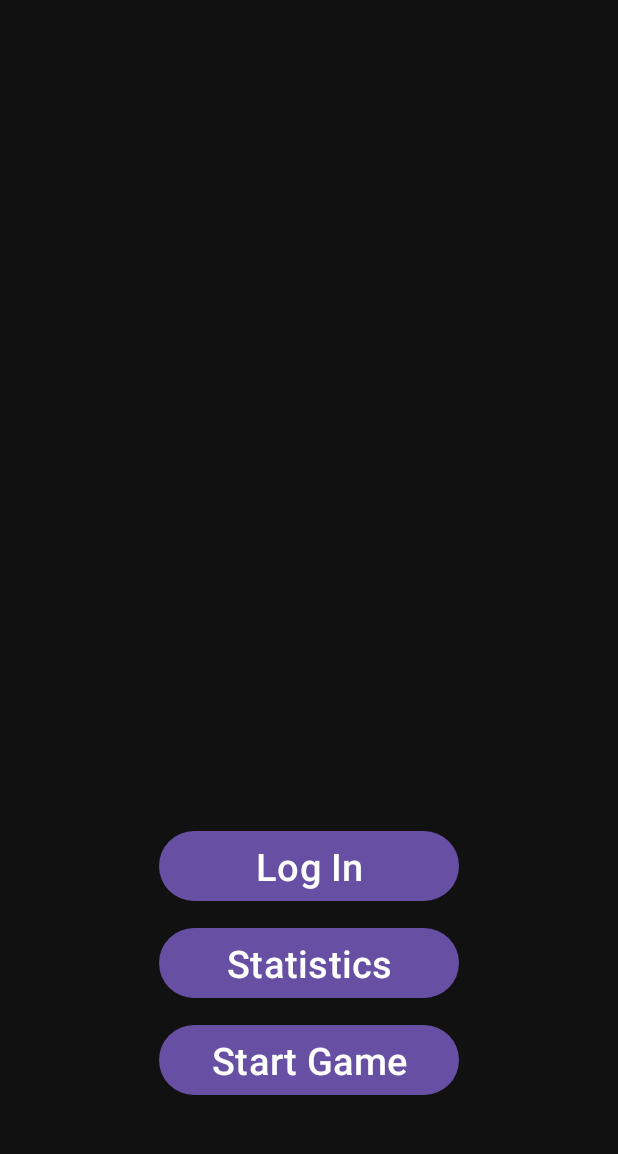
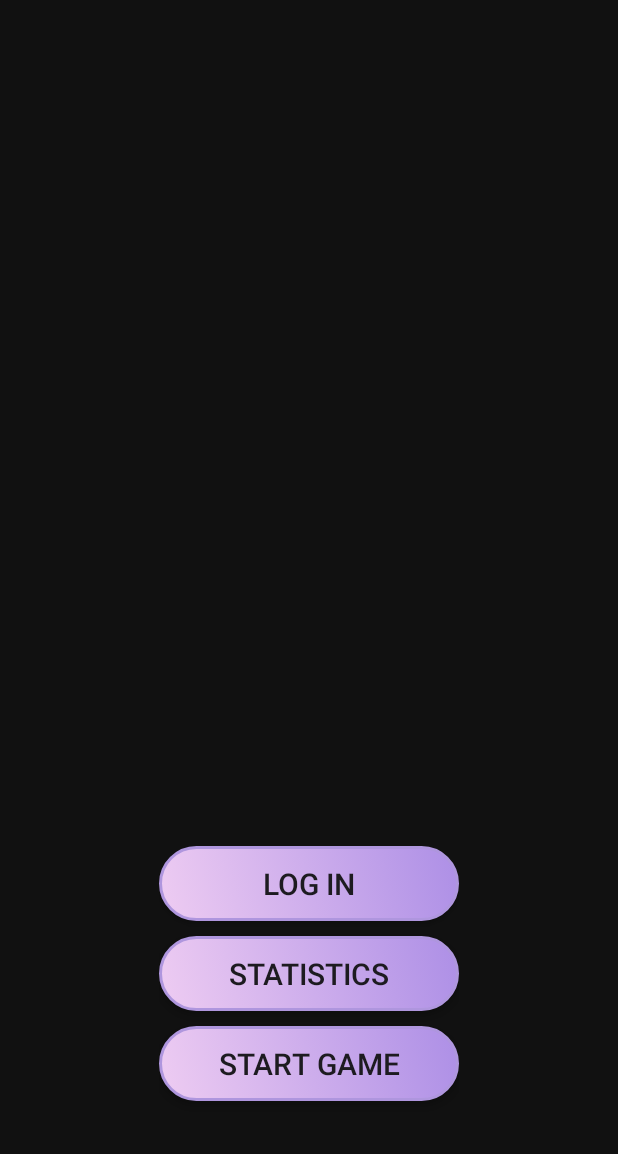
Before and after one commit to GilStein1/RubiksCube, an Android app: the screen it shows after launch (MainActivity), on a phone screen of 412 x 824 dp, the part 82-1236 px from its top. Run offline under Robolectric (Android 15) with nearby library versions, the phone set to English and light mode, and no system bars; our stand-ins replace Firebase (no records; nobody signed in at launch, a user with empty details on screens opened directly).

Commit message:
redesigned the buttons

```diff
--- a/app/src/main/java/com/example/my3dproject/activities/MainActivity.java
+++ b/app/src/main/java/com/example/my3dproject/activities/MainActivity.java
@@ -82,7 +82,7 @@ public class MainActivity extends AppCompatActivity {
 		logInDialog = new Dialog(this);
 		logInDialog.setContentView(R.layout.login_dialog);
 		logInDialog.setTitle("Log In");
-		logInDialog.setCancelable(false);
+		logInDialog.setCancelable(true);
 		etEmail = logInDialog.findViewById(R.id.etEmail);
 		etPassword = logInDialog.findViewById(R.id.etPassword);
 		tvSignUp = logInDialog.findViewById(R.id.tvSignUp);
--- /dev/null
+++ b/app/src/main/res/drawable-night/cube_button.xml
@@ -0,0 +1,22 @@
+<selector xmlns:android="http://schemas.android.com/apk/res/android">
+    <!-- Pressed state -->
+    <item android:state_pressed="true">
+        <shape android:shape="rectangle">
+            <solid android:color="#424242"/> <!-- Darker gray for press effect -->
+            <corners android:radius="25dp"/>
+            <stroke android:width="2dp" android:color="#616161"/> <!-- Lighter gray border -->
+        </shape>
+    </item>
+
+    <!-- Default state -->
+    <item>
+        <shape android:shape="rectangle">
+            <gradient
+                android:startColor="#333333"
+                android:endColor="#111111"
+                android:angle="45"/>
+            <corners android:radius="25dp"/>
+            <stroke android:width="2dp" android:color="#888888"/>
+        </shape>
+    </item>
+</selector>
--- /dev/null
+++ b/app/src/main/res/drawable/cube_button.xml
@@ -0,0 +1,23 @@
+<selector xmlns:android="http://schemas.android.com/apk/res/android">
+    <!-- Pressed state -->
+    <item android:state_pressed="true">
+        <shape android:shape="rectangle">
+            <gradient android:startColor="#B388FF"/>  <!-- Lighter purple -->
+            <gradient android:endColor="#7C4DFF"/>    <!-- Rich purple -->
+            <gradient android:angle="45"/>
+            <corners android:radius="25dp"/>
+            <stroke android:width="2dp" android:color="#9575CD"/> <!-- Border -->
+        </shape>
+    </item>
+
+    <!-- Default state -->
+    <item>
+        <shape android:shape="rectangle">
+            <gradient android:startColor="#EECCF2"/>  <!-- Soft pastel lavender -->
+            <gradient android:endColor="#AD8FE6"/>    <!-- Gentle purple-gray -->
+            <gradient android:angle="45"/>
+            <corners android:radius="25dp"/>
+            <stroke android:width="2dp" android:color="#AF96DE"/>
+        </shape>
+    </item>
+</selector>
--- /dev/null
+++ b/app/src/main/res/drawable/rounded_button.xml
@@ -0,0 +1,5 @@
+<shape xmlns:android="http://schemas.android.com/apk/res/android"
+    android:shape="rectangle">
+    <solid android:color="#6200EE"/>
+    <corners android:radius="24dp"/>
+</shape>
--- a/app/src/main/res/layout/activity_game_activities.xml
+++ b/app/src/main/res/layout/activity_game_activities.xml
@@ -76,10 +76,13 @@
             app:layout_constraintStart_toStartOf="parent"
             app:layout_constraintEnd_toEndOf="parent">
 
-            <Button
+            <androidx.appcompat.widget.AppCompatButton
                 android:id="@+id/btnShuffle"
                 android:layout_width="wrap_content"
                 android:layout_height="wrap_content"
+                android:textColor="?android:textColorPrimary"
+                android:background="@drawable/cube_button"
+                android:fontFamily="sans-serif-medium"
                 android:text="🎲 Shuffle" />
         </LinearLayout>
 
--- a/app/src/main/res/layout/activity_main.xml
+++ b/app/src/main/res/layout/activity_main.xml
@@ -43,31 +43,43 @@
             android:layout_gravity="bottom|center_horizontal"
             android:orientation="vertical">
 
-            <Button
+            <androidx.appcompat.widget.AppCompatButton
+                android:id="@+id/btnLogin"
                 android:layout_width="200dp"
-                android:layout_height="wrap_content"
+                android:layout_height="50dp"
                 android:layout_marginBottom="10dp"
                 android:layout_gravity="center"
                 android:text="Log In"
-                android:textSize="25sp"
+                android:textSize="20sp"
+                android:textColor="?android:textColorPrimary"
+                android:background="@drawable/cube_button"
+                android:fontFamily="sans-serif-medium"
                 android:onClick="logInByButton"/>
 
-            <Button
+            <androidx.appcompat.widget.AppCompatButton
+                android:id="@+id/btnStats"
                 android:layout_width="200dp"
-                android:layout_height="wrap_content"
+                android:layout_height="50dp"
                 android:layout_marginBottom="10dp"
                 android:layout_gravity="center"
                 android:text="Statistics"
-                android:textSize="25sp"
+                android:textSize="20sp"
+                android:textColor="?android:textColorPrimary"
+                android:background="@drawable/cube_button"
+                android:fontFamily="sans-serif-medium"
                 android:onClick="openStatsByButton"/>
 
-            <Button
+            <androidx.appcompat.widget.AppCompatButton
+                android:id="@+id/btnStart"
                 android:layout_width="200dp"
-                android:layout_height="wrap_content"
+                android:layout_height="50dp"
                 android:layout_marginBottom="15dp"
                 android:layout_gravity="center"
                 android:text="Start Game"
-                android:textSize="25sp"
+                android:textSize="20sp"
+                android:textColor="?android:textColorPrimary"
+                android:background="@drawable/cube_button"
+                android:fontFamily="sans-serif-medium"
                 android:onClick="startGameByButton"/>
 
         </LinearLayout>
--- a/app/src/main/res/layout/activity_stats.xml
+++ b/app/src/main/res/layout/activity_stats.xml
@@ -24,11 +24,14 @@
         android:layout_height="0dp"
         android:layout_weight="1"/>
 
-    <Button
+    <androidx.appcompat.widget.AppCompatButton
         android:layout_width="wrap_content"
         android:layout_height="wrap_content"
         android:layout_marginBottom="10dp"
         android:text="Back"
         android:layout_gravity="center_horizontal"
+        android:textColor="?android:textColorPrimary"
+        android:background="@drawable/cube_button"
+        android:fontFamily="sans-serif-medium"
         android:onClick="closeActivityByButton"/>
 </LinearLayout>
```
Also changed, not shown: app/src/main/res/layout/activity_sign_up.xml (+8 -2 lines), app/src/main/res/layout/login_dialog.xml (+8 -2 lines).
